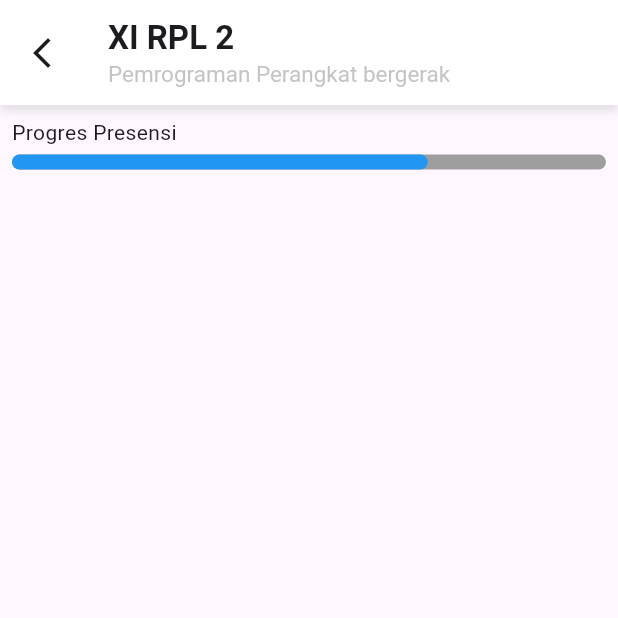
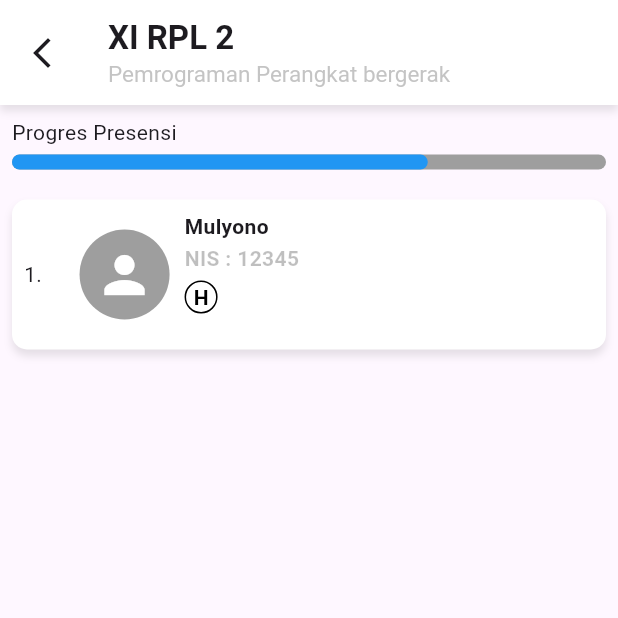
Before and after one commit to lino089/Attend, a Flutter app: the presensi screen opened directly, on a phone screen of 412 x 824 dp, the top half of it. Run offline on Flutter 3.47's test engine with Material 3 defaults, Android fonts, the phone set to English and light mode, and no system bars.

Commit message:
Perbaikan sedikit error

```diff
--- a/lib/dashboard.dart
+++ b/lib/dashboard.dart
@@ -211,9 +211,7 @@ class card extends StatelessWidget {
                   onPressed: () {
                     Navigator.push(
                       context,
-                      MaterialPageRoute(
-                        builder: (context) => const presensi(),
-                      ),
+                      MaterialPageRoute(builder: (context) => const presensi()),
                     );
                   },
                   style: ElevatedButton.styleFrom(
--- a/lib/presensiPage.dart
+++ b/lib/presensiPage.dart
@@ -20,8 +20,8 @@ class _presensi extends State<presensi> {
               BoxShadow(
                 color: Colors.black.withValues(alpha: 0.10),
                 blurRadius: 4,
-                offset: Offset(0, 4)
-              )
+                offset: Offset(0, 4),
+              ),
             ],
           ),
           child: AppBar(
@@ -54,9 +54,7 @@ class _presensi extends State<presensi> {
           child: Column(
             crossAxisAlignment: CrossAxisAlignment.start,
             children: [
-              Text(
-                'Progres Presensi'
-              ),
+              Text('Progres Presensi'),
               SizedBox(height: 5),
               LinearProgressIndicator(
                 value: 0.7,
@@ -64,7 +62,9 @@ class _presensi extends State<presensi> {
                 valueColor: AlwaysStoppedAnimation<Color>(Colors.blue),
                 minHeight: 10,
                 borderRadius: BorderRadius.circular(10),
-              )
+              ),
+              SizedBox(height: 20),
+              card(selectedStatus: true),
             ],
           ),
         ),
@@ -72,3 +72,82 @@ class _presensi extends State<presensi> {
     );
   }
 }
+
+class card extends StatelessWidget {
+  const card({super.key, required this.selectedStatus});
+  final bool selectedStatus;
+
+  @override
+  Widget build(BuildContext context) {
+    return Container(
+      height: 100,
+      decoration: BoxDecoration(
+        color: Colors.white,
+        boxShadow: [
+          BoxShadow(
+            color: Colors.black.withValues(alpha: 0.10),
+            blurRadius: 4,
+            offset: Offset(0, 4),
+          ),
+        ],
+        borderRadius: BorderRadius.circular(10),
+      ),
+      child: Padding(
+        padding: const EdgeInsets.all(8.0),
+        child: Row(
+          children: [
+            Text('1.'),
+            SizedBox(width: 25),
+            CircleAvatar(
+              radius: 30,
+              backgroundColor: Colors.grey,
+              child: const Icon(Icons.person, size: 40, color: Colors.white),
+            ),
+            SizedBox(width: 10),
+            Column(
+              crossAxisAlignment: CrossAxisAlignment.start,
+              children: [
+                Text("Mulyono", style: TextStyle(fontWeight: FontWeight.bold)),
+                SizedBox(height: 1),
+                Text(
+                  "NIS : 12345",
+                  style: TextStyle(
+                    fontWeight: FontWeight.w600,
+                    color: Colors.black.withValues(alpha: 0.25),
+                  ),
+                ),
+                SizedBox(height: 5),
+                Row(
+                  crossAxisAlignment: CrossAxisAlignment.start,
+                  children: [_button("H")],
+                ),
+              ],
+            ),
+          ],
+        ),
+      ),
+    );
+  }
+
+  Widget _button(String label) {
+    return InkWell(
+      onTap: () {},
+      customBorder: const CircleBorder(),
+      child: Container(
+        width: 22,
+        height: 22,
+        decoration: BoxDecoration(
+          shape: BoxShape.circle,
+          border: Border.all(color: Colors.black),
+          color: Colors.transparent,
+        ),
+        child: Center(
+          child: Text(
+            "H",
+            style: TextStyle(color: Colors.black, fontWeight: FontWeight.bold),
+          ),
+        ),
+      ),
+    );
+  }
+}
```
